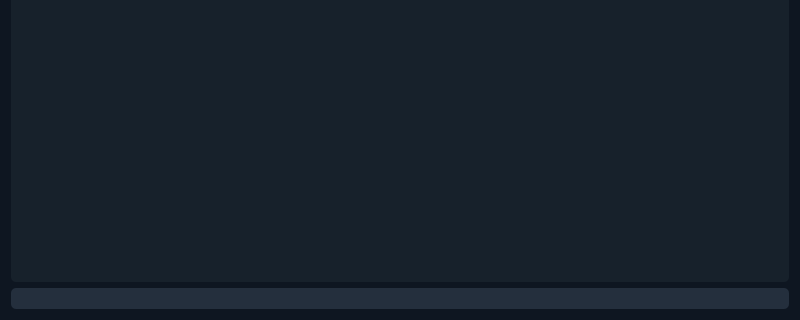
Before: the Qt Designer form gui/client.ui in ixmjk/BeeRAT, drawn with Qt 5; both pictures show x 0 to 800 and y 280 to 600 of the 800 by 600 pixel window.
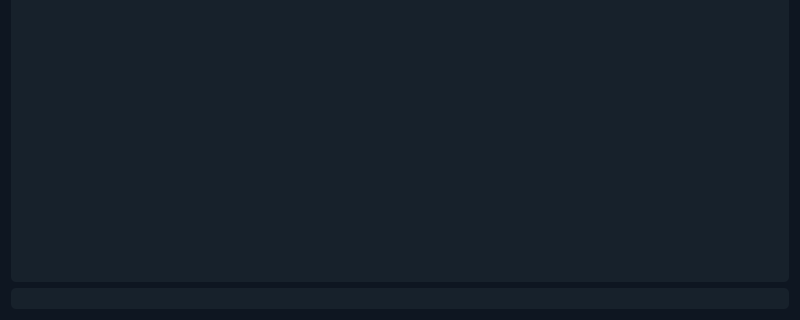
After: the same form once the commit is applied.

Commit message: fix: client gui freeze

Diff of the .ui file:
```diff
--- a/gui/client.ui
+++ b/gui/client.ui
@@ -146,6 +146,9 @@
    </item>
    <item row="2" column="0" colspan="3">
     <widget class="QLineEdit" name="le">
+     <property name="enabled">
+      <bool>false</bool>
+     </property>
      <property name="font">
       <font>
        <family>Consolas</family>
```
The commit also changes 4 other files.
